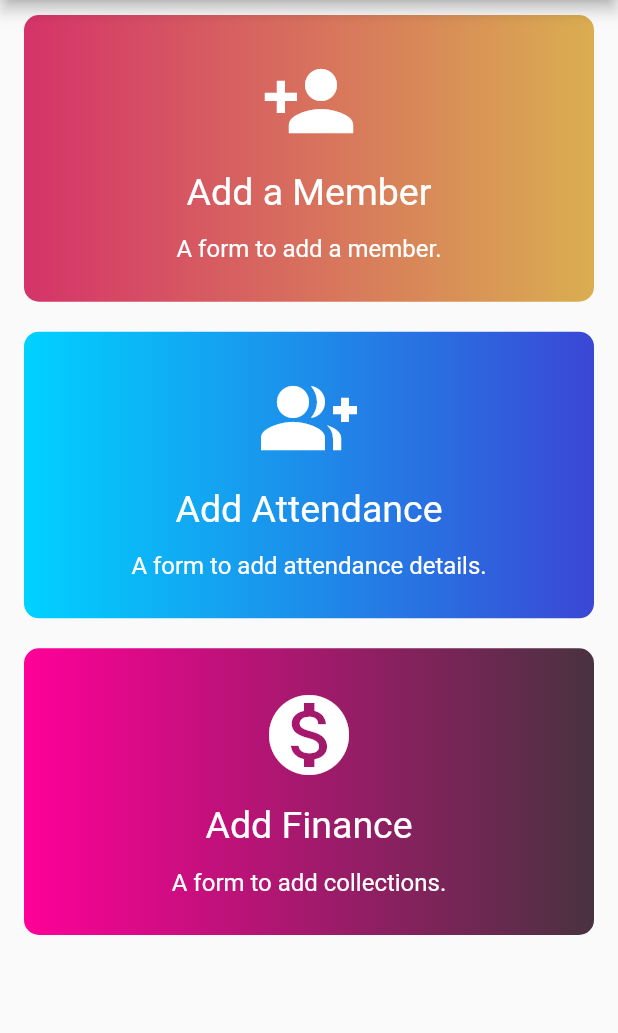
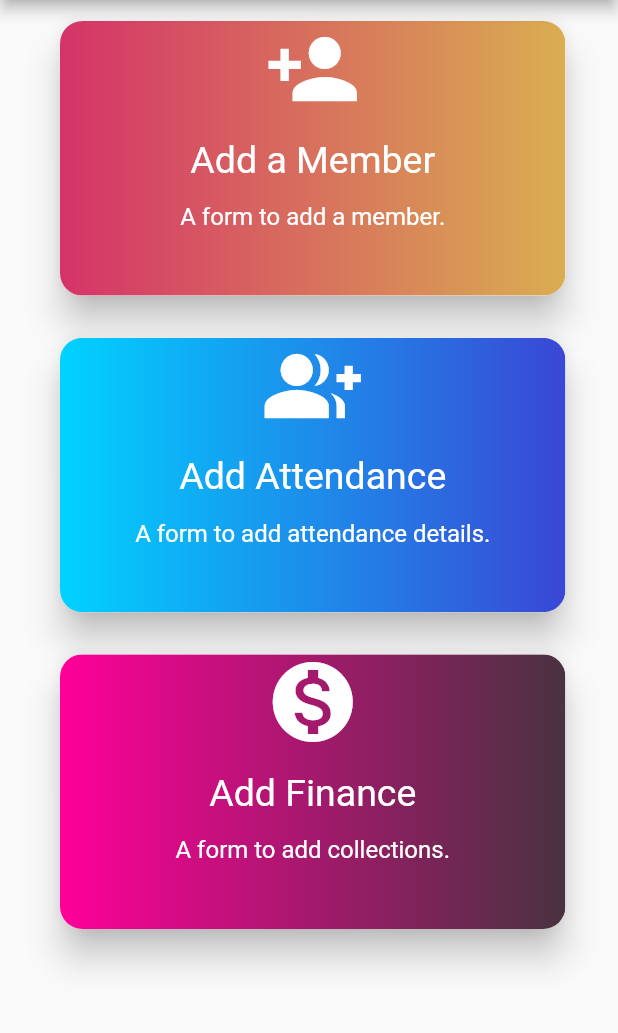
Before and after one commit to edcsu/deeper_life_campus, a Flutter app: the Dashboard screen opened directly, on a phone screen of 412 x 824 dp, the part 84-1117 px from its top. Run offline on Flutter 3.47's test engine with Material 2 defaults, Android fonts, the phone set to English and light mode, and no system bars; drawn by our look-alikes of gradient_widgets; our stand-ins replace flutter_svg, splashscreen.

```diff
--- a/lib/screens/dashboard/components/body.dart
+++ b/lib/screens/dashboard/components/body.dart
@@ -1,6 +1,6 @@
 import 'package:deeper_life_campus/models/dash_item.dart';
 import 'package:flutter/material.dart';
-import 'package:flutter_svg/flutter_svg.dart';
+import 'package:gradient_widgets/gradient_widgets.dart';
 
 class DashboardBody extends StatefulWidget {
   DashboardBody({Key key}) : super(key: key);
@@ -43,24 +43,29 @@ class _DashboardBodyState extends State<DashboardBody> {
             crossAxisSpacing: 10,
             padding: EdgeInsets.only(left: 16, right:16),
             children: itemList.map((item) =>
-              Material(
-                color: Colors.transparent,
-                child: InkWell(
-                  onTap: () {
-                  },
-                  child: Container(
-                  margin: EdgeInsets.symmetric(vertical: 10),
-                  decoration: BoxDecoration(
-                    gradient: LinearGradient(
+              Container(
+            margin: EdgeInsets.only(left: 20, right: 15, top: 10, bottom: 10),
+            child: GradientCard(
+              gradient:  LinearGradient(
                 colors: [
                   item.startColor,
                   item.endColor,
                 ],
               ),
-                    borderRadius: BorderRadius.circular(10),
+              shape: RoundedRectangleBorder(
+                borderRadius: BorderRadius.circular(15.0),
               ),
+              elevation: 10,
+              child: InkWell(
+                borderRadius: BorderRadius.circular(15.0),
+                splashColor: Colors.white,
+                onTap: () {
+                  // Navigator.push(
+                  //   context,
+                  //   MaterialPageRoute(builder: (context) => Drugcategories()),
+                  // );
+                },
                 child: Column(
-                      mainAxisAlignment: MainAxisAlignment.center,
                   children: <Widget>[
                     Icon(
                           item.icon,
@@ -91,7 +96,7 @@ class _DashboardBodyState extends State<DashboardBody> {
                 ),
               ),
             ),
-              ),
+          )
             ).toList(),
           ),
         ),
--- a/pubspec.yaml
+++ b/pubspec.yaml
@@ -28,6 +28,7 @@ dependencies:
   http: ^0.12.1
   flutter_svg: ^0.17.0
   splashscreen: ^1.3.5
+  gradient_widgets: ^0.5.1
   # The following adds the Cupertino Icons font to your application.
   # Use with the CupertinoIcons class for iOS style icons.
   cupertino_icons: ^0.1.3
```
Also changed, not shown: pubspec.lock. Lines whose indentation alone changed are shown as unchanged.
